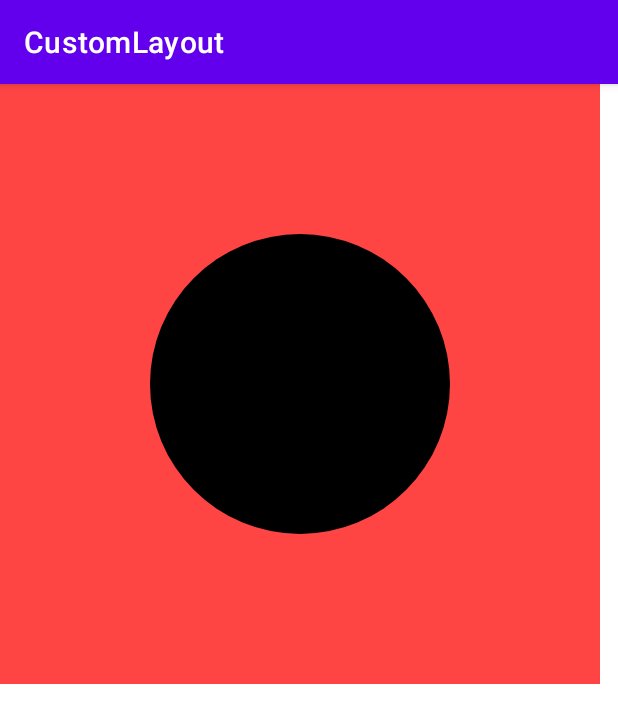
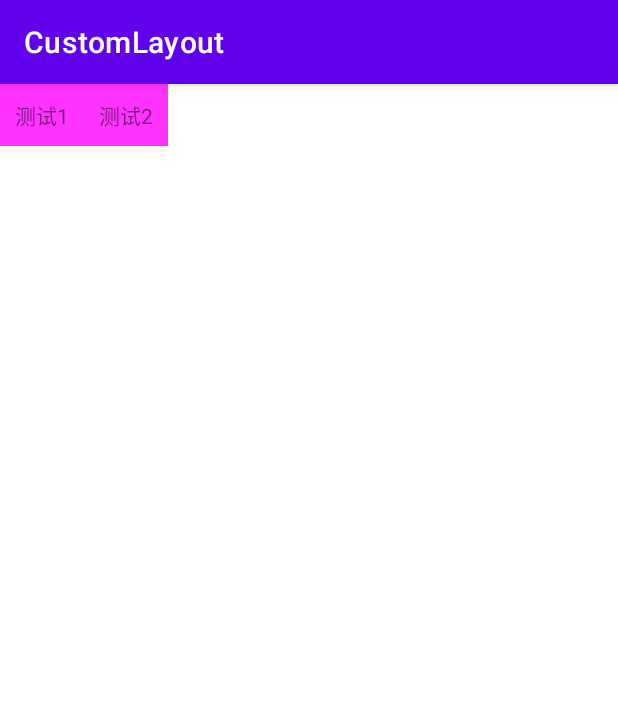
Before and after one commit to XJChou/HighAndroid, an Android app: the screen it shows after launch (MainActivity), on a phone screen of 412 x 824 dp. Shown: the top 723 px of the screen. Run offline under Robolectric (Android 15) with nearby library versions, the phone set to English and light mode, and no system bars.

Commit message:
tablayout增加

```diff
--- a/build.gradle
+++ b/build.gradle
@@ -1,6 +1,6 @@
 // Top-level build file where you can add configuration options common to all sub-projects/modules.
 buildscript {
-    ext.kotlin_version = '1.5.30'
+//    ext.kotlin_vaersion = '1.5.30'
     repositories {
         google()
         mavenCentral()
@@ -8,7 +8,7 @@ buildscript {
     dependencies {
         classpath "com.android.tools.build:gradle:7.0.1"
         classpath "org.jetbrains.kotlin:kotlin-gradle-plugin:1.5.21"
-        classpath "org.jetbrains.kotlin:kotlin-gradle-plugin:$kotlin_version"
+//        classpath "org.jetbrains.kotlin:kotlin-gradle-plugin:$kotlin_version"
 
         // NOTE: Do not place your application dependencies here; they belong
         // in the individual module build.gradle files
--- /dev/null
+++ b/customlayout/src/main/java/com/zxj/customlayout/viewgroup/TabLayout.kt
@@ -0,0 +1,118 @@
+package com.zxj.customlayout.viewgroup
+
+import android.content.Context
+import android.util.AttributeSet
+import android.view.ViewGroup
+import androidx.core.view.ViewCompat
+import kotlin.math.max
+
+class TabLayout(context: Context, attrs: AttributeSet) : ViewGroup(context, attrs) {
+
+    /**
+     * 测量子view和自身的宽高
+     */
+    override fun onMeasure(widthMeasureSpec: Int, heightMeasureSpec: Int) {
+        var measuredWidth = 0
+        var measuredHeight = 0
+
+//        ViewCompat.startDragAndDrop(null, clipData, shadowBuilder, localState, flags)
+//        DragShadowBuilder(this)
+        var start = 0
+
+        val childCount = childCount
+        for (i in 0 until childCount) {
+            val child = getChildAt(i)
+            val layoutParams = child.layoutParams
+
+            /* 1、测量子view的宽度和高度 */
+            child.measure(
+                getChildMeasured(widthMeasureSpec, layoutParams.width),
+                getChildMeasured(heightMeasureSpec, layoutParams.height)
+            )
+            start += child.measuredWidth
+
+            /* 2、模拟布局 */
+            measuredWidth = max(measuredWidth, start)
+            measuredHeight = max(measuredHeight, child.measuredHeight)
+        }
+
+        /* 3、得出算出整体的宽高 */
+        setMeasuredDimension(measuredWidth, measuredHeight)
+    }
+
+    private fun getChildMeasured(measureSpec: Int, devRequest: Int): Int {
+        val mode = MeasureSpec.getMode(measureSpec)
+        val size = MeasureSpec.getSize(measureSpec)
+
+        var childMode = 0
+        var childSize = 0
+        when (devRequest) {
+            LayoutParams.FILL_PARENT, LayoutParams.MATCH_PARENT -> {
+                when (mode) {
+                    MeasureSpec.AT_MOST -> {
+                        /* MeasureSpec.AT_MOST 也可以【取决于算法】 */
+                        childMode = MeasureSpec.EXACTLY
+                        childSize = size
+                    }
+                    MeasureSpec.EXACTLY -> {
+                        childMode = MeasureSpec.EXACTLY
+                        childSize = size
+                    }
+                    MeasureSpec.UNSPECIFIED -> {
+                        childMode = MeasureSpec.UNSPECIFIED
+                        childSize = 0
+                    }
+                }
+            }
+            LayoutParams.WRAP_CONTENT -> {
+                when (mode) {
+                    MeasureSpec.AT_MOST -> {
+                        childMode = MeasureSpec.AT_MOST
+                        childSize = size
+                    }
+                    MeasureSpec.EXACTLY -> {
+                        childMode = MeasureSpec.AT_MOST
+                        childSize = size
+                    }
+                    MeasureSpec.UNSPECIFIED -> {
+                        childMode = MeasureSpec.UNSPECIFIED
+                        childSize = 0
+                    }
+                }
+            }
+            /* 固定值 */
+            else -> {
+                childMode = MeasureSpec.EXACTLY
+                childSize = devRequest
+            }
+        }
+        return MeasureSpec.makeMeasureSpec(childSize, childMode)
+    }
+
+
+    override fun onLayout(changed: Boolean, l: Int, t: Int, r: Int, b: Int) {
+        /* 布局子控件 */
+        var start = l
+        for (i in 0 until childCount) {
+            val child = getChildAt(i)
+            child.layout(start, t, start + child.measuredWidth, t + child.measuredHeight)
+            start += child.measuredWidth
+        }
+    }
+
+
+    /**
+     * 生成子view的LayoutParams
+     */
+    override fun generateLayoutParams(attrs: AttributeSet?): LayoutParams {
+        return super.generateLayoutParams(attrs)
+    }
+
+    /**
+     * 标识当前ViewGroup不可滚动
+     */
+    override fun shouldDelayChildPressedState(): Boolean {
+        return false
+    }
+
+}
--- a/customlayout/src/main/res/layout/activity_main.xml
+++ b/customlayout/src/main/res/layout/activity_main.xml
@@ -1,12 +1,12 @@
 <?xml version="1.0" encoding="utf-8"?>
-<androidx.appcompat.widget.LinearLayoutCompat xmlns:android="http://schemas.android.com/apk/res/android"
-    xmlns:app="http://schemas.android.com/apk/res-auto"
+<com.zxj.customlayout.viewgroup.TabLayout xmlns:android="http://schemas.android.com/apk/res/android"
     xmlns:tools="http://schemas.android.com/tools"
     android:layout_width="match_parent"
+    android:layout_height="match_parent"
     android:orientation="vertical"
-    android:layout_height="match_parent"
     tools:context=".MainActivity">
 
+    <!--  demo1  -->
     <!--    <com.zxj.customlayout.view.SquareImageView-->
     <!--        android:id="@+id/siv"-->
     <!--        android:layout_width="300dp"-->
@@ -23,13 +23,29 @@
     <!--        app:layout_constraintStart_toEndOf="@id/siv"-->
     <!--        app:layout_constraintTop_toBottomOf="@id/siv" />-->
 
-    <com.zxj.customlayout.view.CircleView
+    <!--  demo2  -->
+    <!--    <com.zxj.customlayout.view.CircleView-->
+    <!--        android:layout_width="wrap_content"-->
+    <!--        android:layout_height="wrap_content"-->
+    <!--        android:background="#f44"-->
+    <!--        app:layout_constraintBottom_toBottomOf="parent"-->
+    <!--        app:layout_constraintEnd_toEndOf="parent"-->
+    <!--        app:layout_constraintStart_toStartOf="parent"-->
+    <!--        app:layout_constraintTop_toTopOf="parent" />-->
+
+    <!--  demo3  -->
+    <TextView
         android:layout_width="wrap_content"
         android:layout_height="wrap_content"
-        android:background="#f44"
-        app:layout_constraintBottom_toBottomOf="parent"
-        app:layout_constraintEnd_toEndOf="parent"
-        app:layout_constraintStart_toStartOf="parent"
-        app:layout_constraintTop_toTopOf="parent" />
+        android:background="#f3f"
+        android:padding="10dp"
+        android:text="测试1" />
 
-</androidx.appcompat.widget.LinearLayoutCompat>
+    <TextView
+        android:layout_width="wrap_content"
+        android:layout_height="wrap_content"
+        android:background="#f3f"
+        android:padding="10dp"
+        android:text="测试2" />
+
+</com.zxj.customlayout.viewgroup.TabLayout>
```
